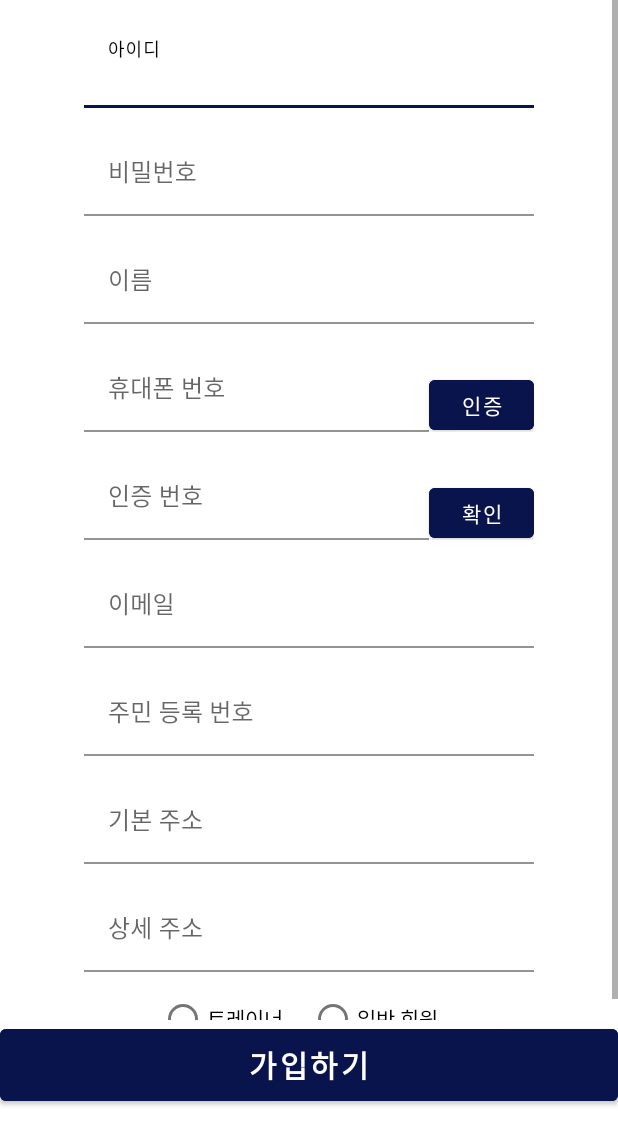
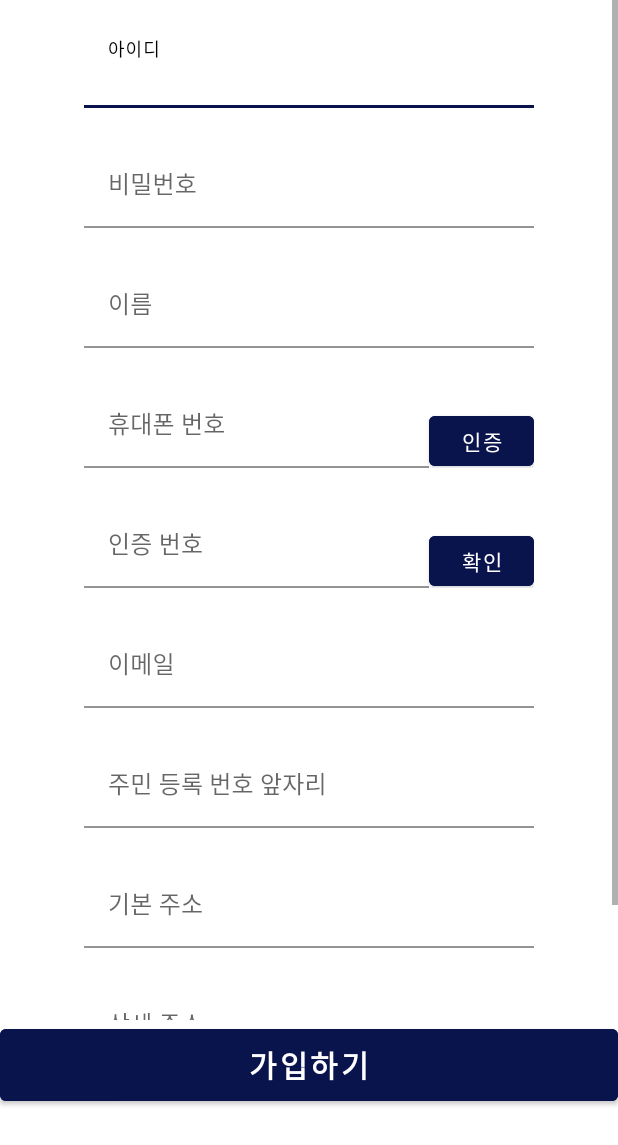
Before and after one commit to JiALee903/my_DAGYM, an Android app: the RegisterActivity screen opened directly, with no data from a screen before it, on a phone screen of 412 x 824 dp. Shown: the top 1145 px of the screen. Run offline under Robolectric (Android 15) with nearby library versions, the phone set to English and light mode, and no system bars; libraries missing offline, so code that uses them is left out: com.kakao.util; 1 statement that could not run was skipped.

```diff
--- a/app/src/main/java/org/techtown/dagym/DataService.java
+++ b/app/src/main/java/org/techtown/dagym/DataService.java
@@ -29,7 +29,7 @@ import retrofit2.http.PUT;
 import retrofit2.http.Path;
 
 public class DataService {
-    private String BASE_URL = "http://172.26.1.213:8090/android/";
+    private String BASE_URL = "http://172.26.1.222:8090/android/";
     // 데이터 값 테스트하고싶으면 자기 cmd에서 ipconfig치고 ipv4 주소 :8090앞에 입력해줘야됨.
     // IPv4 주소........... : 192.168.1.55
     // 참고) IPv4 주소가 2개있는데 어뎁터 와이파이 적힌거 쓰면됨.
--- a/app/src/main/java/org/techtown/dagym/RegisterActivity.java
+++ b/app/src/main/java/org/techtown/dagym/RegisterActivity.java
@@ -47,6 +47,7 @@ public class RegisterActivity extends AppCompatActivity {
     private static final String TAG = "REGISTERACTIVITY";
     static final int SMS_RECEIVE_PERMISSON = 1;
     int certNum;
+    private String Error = "[ !@#$%^&*(),.?\\\":{}|<>]";
     private String emailValidation = "^[a-zA-X0-9]@[a-zA-Z0-9].[a-zA-Z0-9]";
     private MemberRegisterDto memberRegisterDto;
 
@@ -59,9 +60,6 @@ public class RegisterActivity extends AppCompatActivity {
         super.onCreate(savedInstanceState);
         b = b.inflate(getLayoutInflater());
         setContentView(b.getRoot());
-
-        b.check.setVisibility(View.INVISIBLE);
-        b.cancel.setVisibility(View.INVISIBLE);
 
         String keyHash = com.kakao.util.helper.Utility.getKeyHash(this /* context */);
 
@@ -108,12 +106,9 @@ public class RegisterActivity extends AppCompatActivity {
                     public void onResponse(Call<String> call, Response<String> response) {
                         Log.i(TAG, "onResponse: " + response.body());
                         if (response.body().equals("YES")) {
-                            b.check.setVisibility(View.INVISIBLE);
-                            b.cancel.setVisibility(View.VISIBLE);
+                            b.idLayout.setError("중복된 아이디입니다.");
                             idChk = false;
                         } else {
-                            b.check.setVisibility(View.VISIBLE);
-                            b.cancel.setVisibility(View.INVISIBLE);
                             idChk = true;
                         }
                     }
@@ -127,7 +122,12 @@ public class RegisterActivity extends AppCompatActivity {
 
             @Override
             public void afterTextChanged(Editable s) {
-
+                if(s.toString().matches(Error)) {
+//                    b.idLayout.setError("특수 문자는 사용할 수 없습니다.");
+                    b.idLayout.setEndIconCheckable(true);
+                } else {
+                    b.idLayout.setError(null);
+                }
             }
         });
 
--- a/app/src/main/res/layout/activity_register.xml
+++ b/app/src/main/res/layout/activity_register.xml
@@ -21,7 +21,7 @@
             android:layout_height="wrap_content">
 
             <com.google.android.material.textfield.TextInputLayout
-                android:id="@+id/textInputLayout"
+                android:id="@+id/id_layout"
                 android:layout_width="wrap_content"
                 android:layout_height="wrap_content"
                 android:layout_marginTop="16dp"
@@ -39,35 +39,16 @@
 
             </com.google.android.material.textfield.TextInputLayout>
 
-            <ImageView
-                android:id="@+id/cancel"
-                android:layout_width="wrap_content"
-                android:layout_height="wrap_content"
-                android:layout_marginBottom="8dp"
-                app:layout_constraintBottom_toBottomOf="@+id/textInputLayout"
-                app:layout_constraintEnd_toEndOf="@+id/textInputLayout"
-                app:srcCompat="@drawable/ic_cancel" />
-
-            <ImageView
-                android:id="@+id/check"
-                android:layout_width="wrap_content"
-                android:layout_height="wrap_content"
-                android:layout_marginBottom="8dp"
-                android:layout_weight="1"
-                app:layout_constraintBottom_toBottomOf="@+id/textInputLayout"
-                app:layout_constraintEnd_toEndOf="@+id/textInputLayout"
-                app:srcCompat="@drawable/ic_check" />
-
             <com.google.android.material.textfield.TextInputLayout
                 android:id="@+id/textInputLayout2"
                 android:layout_width="wrap_content"
                 android:layout_height="wrap_content"
-                android:layout_marginTop="16dp"
+                android:layout_marginTop="24dp"
                 app:boxBackgroundColor="@color/white"
                 app:boxStrokeColor="@color/dagym"
-                app:layout_constraintEnd_toEndOf="@+id/textInputLayout"
-                app:layout_constraintStart_toStartOf="@+id/textInputLayout"
-                app:layout_constraintTop_toBottomOf="@+id/textInputLayout">
+                app:layout_constraintEnd_toEndOf="@+id/id_layout"
+                app:layout_constraintStart_toStartOf="@+id/id_layout"
+                app:layout_constraintTop_toBottomOf="@+id/id_layout">
 
                 <com.google.android.material.textfield.TextInputEditText
                     android:id="@+id/et_pass"
@@ -80,7 +61,7 @@
                 android:id="@+id/textInputLayout9"
                 android:layout_width="wrap_content"
                 android:layout_height="wrap_content"
-                android:layout_marginTop="16dp"
+                android:layout_marginTop="24dp"
                 app:boxBackgroundColor="@color/white"
                 app:boxStrokeColor="@color/dagym"
                 app:layout_constraintEnd_toEndOf="@+id/textInputLayout8"
@@ -98,7 +79,7 @@
                 android:id="@+id/textInputLayout3"
                 android:layout_width="wrap_content"
                 android:layout_height="wrap_content"
-                android:layout_marginTop="16dp"
+                android:layout_marginTop="24dp"
                 app:boxBackgroundColor="@color/white"
                 app:boxStrokeColor="@color/dagym"
                 app:layout_constraintEnd_toEndOf="@+id/textInputLayout2"
@@ -116,7 +97,7 @@
                 android:id="@+id/textInputLayout8"
                 android:layout_width="wrap_content"
                 android:layout_height="wrap_content"
-                android:layout_marginTop="16dp"
+                android:layout_marginTop="24dp"
                 app:boxBackgroundColor="@color/white"
                 app:boxStrokeColor="@color/dagym"
                 app:layout_constraintEnd_toEndOf="@+id/textInputLayout7"
@@ -134,7 +115,7 @@
                 android:id="@+id/textInputLayout7"
                 android:layout_width="wrap_content"
                 android:layout_height="wrap_content"
-                android:layout_marginTop="16dp"
+                android:layout_marginTop="24dp"
                 app:boxBackgroundColor="@color/white"
                 app:boxStrokeColor="@color/dagym"
                 app:layout_constraintEnd_toEndOf="@+id/textInputLayout6"
@@ -145,14 +126,14 @@
                     android:id="@+id/et_birth"
                     android:layout_width="300dp"
                     android:layout_height="match_parent"
-                    android:hint="주민 등록 번호" />
+                    android:hint="주민 등록 번호 앞자리" />
             </com.google.android.material.textfield.TextInputLayout>
 
             <LinearLayout
                 android:id="@+id/linearLayout"
                 android:layout_width="wrap_content"
                 android:layout_height="wrap_content"
-                android:layout_marginTop="16dp"
+                android:layout_marginTop="24dp"
                 android:orientation="horizontal"
                 app:layout_constraintEnd_toEndOf="@+id/textInputLayout3"
                 app:layout_constraintStart_toStartOf="@+id/textInputLayout3"
@@ -188,7 +169,7 @@
                 android:id="@+id/linearLayout2"
                 android:layout_width="wrap_content"
                 android:layout_height="wrap_content"
-                android:layout_marginTop="16dp"
+                android:layout_marginTop="24dp"
                 android:orientation="horizontal"
                 app:layout_constraintEnd_toEndOf="@+id/linearLayout"
                 app:layout_constraintStart_toStartOf="@+id/linearLayout"
@@ -225,7 +206,7 @@
                 android:layout_width="200dp"
                 android:layout_height="30dp"
                 android:layout_gravity="center"
-                android:layout_marginTop="16dp"
+                android:layout_marginTop="24dp"
                 android:orientation="horizontal"
                 app:layout_constraintEnd_toEndOf="@+id/textInputLayout9"
                 app:layout_constraintStart_toStartOf="@+id/textInputLayout9"
@@ -248,7 +229,7 @@
                 android:id="@+id/textInputLayout6"
                 android:layout_width="wrap_content"
                 android:layout_height="wrap_content"
-                android:layout_marginTop="16dp"
+                android:layout_marginTop="24dp"
                 app:boxBackgroundColor="@color/white"
                 app:boxStrokeColor="@color/dagym"
                 app:layout_constraintEnd_toEndOf="@+id/linearLayout2"
--- a/app/src/main/res/layout/comments_item.xml
+++ b/app/src/main/res/layout/comments_item.xml
@@ -16,8 +16,8 @@
 
     <TextView
         android:id="@+id/commnet"
-        android:layout_width="411dp"
-        android:layout_height="39dp"
+        android:layout_width="wrap_content"
+        android:layout_height="wrap_content"
         android:text="댓글 내용"
         android:textColor="@color/black"
         app:layout_constraintStart_toStartOf="parent"
```
Also changed, not shown: app/src/main/java/org/techtown/dagym/BoardDetail.java (+8 -8 lines), app/src/main/java/org/techtown/dagym/RecyclerAdapter.java (+0 -7 lines), app/src/main/res/drawable/ic_comment.xml (added, +10 -0 lines), app/src/main/res/drawable/ic_favor.xml (added, +10 -0 lines), app/src/main/res/drawable/ic_fill_favor.xml (added, +10 -0 lines), app/src/main/res/drawable/ic_send_comment.xml (added, +11 -0 lines), app/src/main/res/layout/activity_write_board.xml (+10 -11 lines), app/src/main/res/layout/board_detail.xml (+88 -81 lines), app/src/main/res/layout/board_item.xml (+19 -19 lines).
